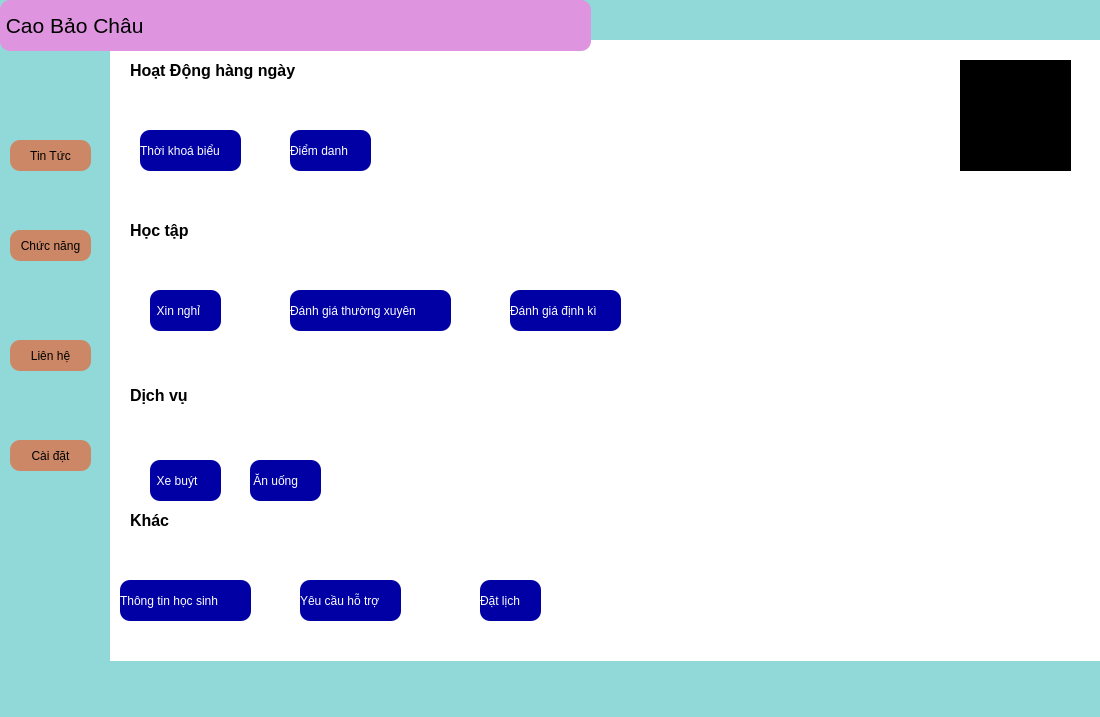
Old version of the form ui/mainwindow.ui in the repository Cuongal/python-app.
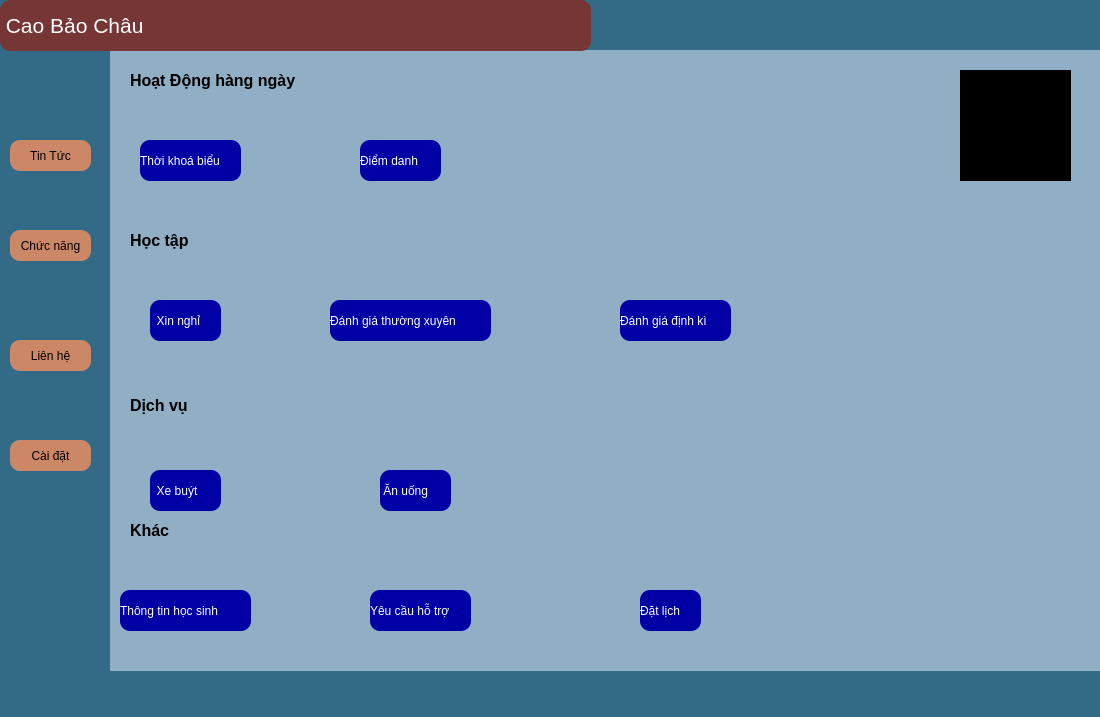
New version of the form. Icons and pictures are not drawn.

```diff
--- a/ui/mainwindow.ui
+++ b/ui/mainwindow.ui
@@ -14,14 +14,14 @@
    <string>MainWindow</string>
   </property>
   <property name="styleSheet">
-   <string notr="true">background-color:rgb(145, 217, 217)</string>
+   <string notr="true">background-color:rgb(51, 107, 135)</string>
   </property>
   <widget class="QWidget" name="centralwidget">
    <widget class="QStackedWidget" name="stackedWidget">
     <property name="geometry">
      <rect>
       <x>110</x>
-      <y>40</y>
+      <y>50</y>
       <width>991</width>
       <height>621</height>
      </rect>
@@ -33,7 +33,7 @@
      <bool>false</bool>
     </property>
     <property name="styleSheet">
-     <string notr="true">background-color:rgb(255, 255, 255)</string>
+     <string notr="true">background-color:rgb(144, 175, 197)</string>
     </property>
     <property name="currentIndex">
      <number>3</number>
@@ -989,7 +989,7 @@
      <widget class="QLabel" name="label_10">
       <property name="geometry">
        <rect>
-        <x>180</x>
+        <x>250</x>
         <y>90</y>
         <width>81</width>
         <height>41</height>
@@ -1007,7 +1007,7 @@
      <widget class="QLabel" name="label_11">
       <property name="geometry">
        <rect>
-        <x>400</x>
+        <x>510</x>
         <y>250</y>
         <width>111</width>
         <height>41</height>
@@ -1025,7 +1025,7 @@
      <widget class="QLabel" name="label_12">
       <property name="geometry">
        <rect>
-        <x>180</x>
+        <x>220</x>
         <y>250</y>
         <width>161</width>
         <height>41</height>
@@ -1118,7 +1118,7 @@
      <widget class="QLabel" name="label_44">
       <property name="geometry">
        <rect>
-        <x>190</x>
+        <x>260</x>
         <y>540</y>
         <width>101</width>
         <height>41</height>
@@ -1136,7 +1136,7 @@
      <widget class="QLabel" name="label_45">
       <property name="geometry">
        <rect>
-        <x>370</x>
+        <x>530</x>
         <y>540</y>
         <width>61</width>
         <height>41</height>
@@ -1207,7 +1207,7 @@
      <widget class="QLabel" name="label_48">
       <property name="geometry">
        <rect>
-        <x>200</x>
+        <x>270</x>
         <y>50</y>
         <width>41</width>
         <height>31</height>
@@ -1251,7 +1251,7 @@
      <widget class="QLabel" name="label_69">
       <property name="geometry">
        <rect>
-        <x>230</x>
+        <x>280</x>
         <y>210</y>
         <width>41</width>
         <height>31</height>
@@ -1273,7 +1273,7 @@
      <widget class="QLabel" name="label_70">
       <property name="geometry">
        <rect>
-        <x>430</x>
+        <x>540</x>
         <y>210</y>
         <width>41</width>
         <height>31</height>
@@ -1333,7 +1333,7 @@
      <widget class="QLabel" name="label_73">
       <property name="geometry">
        <rect>
-        <x>220</x>
+        <x>290</x>
         <y>500</y>
         <width>41</width>
         <height>31</height>
@@ -1352,7 +1352,7 @@
      <widget class="QLabel" name="label_74">
       <property name="geometry">
        <rect>
-        <x>380</x>
+        <x>540</x>
         <y>500</y>
         <width>41</width>
         <height>31</height>
@@ -1393,7 +1393,7 @@
      <widget class="QLabel" name="label_15">
       <property name="geometry">
        <rect>
-        <x>140</x>
+        <x>270</x>
         <y>420</y>
         <width>71</width>
         <height>41</height>
@@ -1411,10 +1411,10 @@
      <widget class="QLabel" name="label_85">
       <property name="geometry">
        <rect>
-        <x>160</x>
-        <y>380</y>
-        <width>31</width>
-        <height>31</height>
+        <x>290</x>
+        <y>370</y>
+        <width>41</width>
+        <height>41</height>
        </rect>
       </property>
       <property name="text">
@@ -1444,8 +1444,9 @@
      </font>
     </property>
     <property name="styleSheet">
-     <string notr="true">background-color:rgb(222, 148, 222);
-border-radius: 10px</string>
+     <string notr="true">background-color:rgb(118, 54, 54);
+border-radius: 10px;
+color:rgb(255, 255, 255)</string>
     </property>
     <property name="text">
      <string> Cao Bảo Châu</string>
@@ -1563,7 +1564,7 @@
    <widget class="QLabel" name="label_19">
     <property name="geometry">
      <rect>
-      <x>20</x>
+      <x>30</x>
       <y>180</y>
       <width>51</width>
       <height>41</height>
@@ -1588,6 +1589,20 @@
       <height>31</height>
      </rect>
     </property>
+    <property name="font">
+     <font>
+      <bold>false</bold>
+     </font>
+    </property>
+    <property name="mouseTracking">
+     <bool>false</bool>
+    </property>
+    <property name="tabletTracking">
+     <bool>false</bool>
+    </property>
+    <property name="autoFillBackground">
+     <bool>false</bool>
+    </property>
     <property name="text">
      <string/>
     </property>
@@ -1597,6 +1612,12 @@
     <property name="scaledContents">
      <bool>true</bool>
     </property>
+    <property name="wordWrap">
+     <bool>false</bool>
+    </property>
+    <property name="openExternalLinks">
+     <bool>false</bool>
+    </property>
    </widget>
   </widget>
   <widget class="QMenuBar" name="menubar">
```
Left out of the diff: 24 changed lines with no effect on the pictures.
